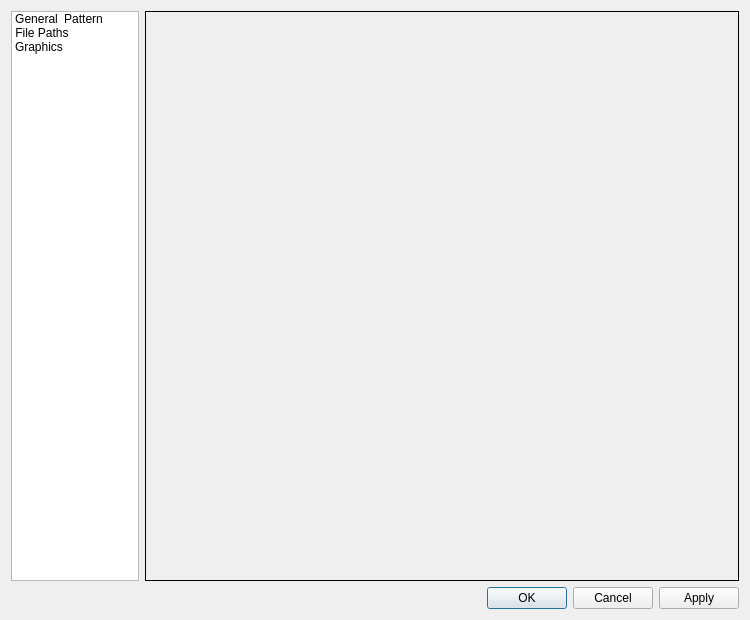
Before: the Qt Designer form src/app/seamly2d/dialogs/dialogpreferences.ui in FashionFreedom/Seamly2D, drawn with Qt 5.
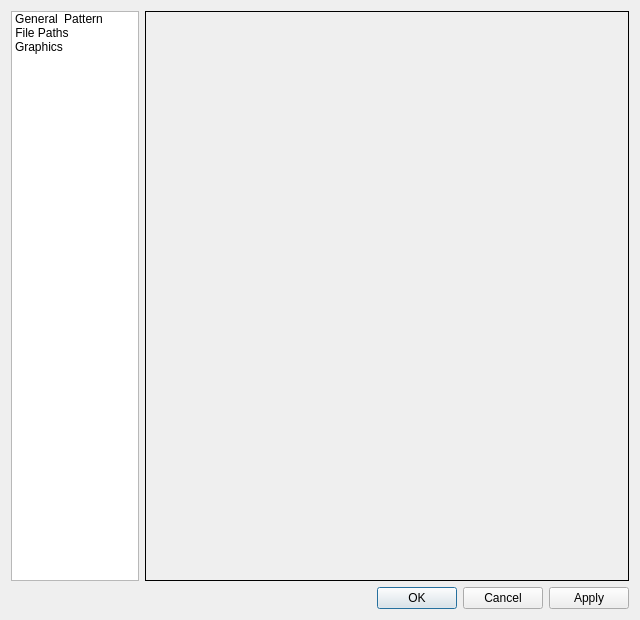
After: the same form once the commit is applied. Icons and pictures are not drawn.

Diff of the .ui file:
```diff
--- a/src/app/seamly2d/dialogs/dialogpreferences.ui
+++ b/src/app/seamly2d/dialogs/dialogpreferences.ui
@@ -6,12 +6,12 @@
    <rect>
     <x>0</x>
     <y>0</y>
-    <width>750</width>
+    <width>640</width>
     <height>620</height>
    </rect>
   </property>
   <property name="sizePolicy">
-   <sizepolicy hsizetype="Fixed" vsizetype="Fixed">
+   <sizepolicy hsizetype="Preferred" vsizetype="Preferred">
     <horstretch>0</horstretch>
     <verstretch>0</verstretch>
    </sizepolicy>
```
Left out of the diff: 2 changed lines with no effect on the pictures.
